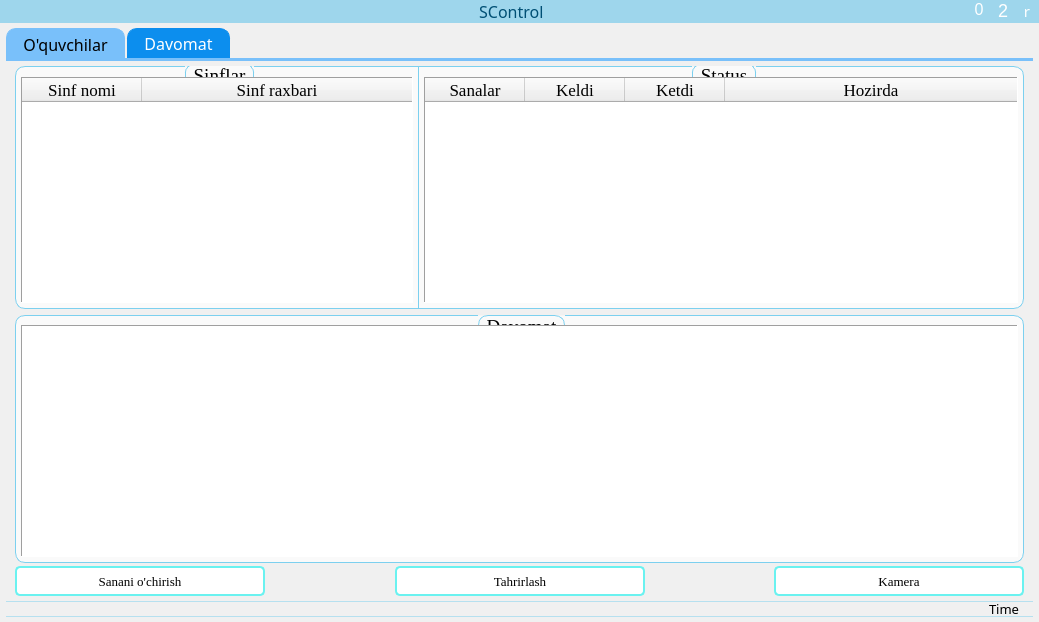
Old version of the form Designs/design_1.ui in the repository MRprgmr/SControl.
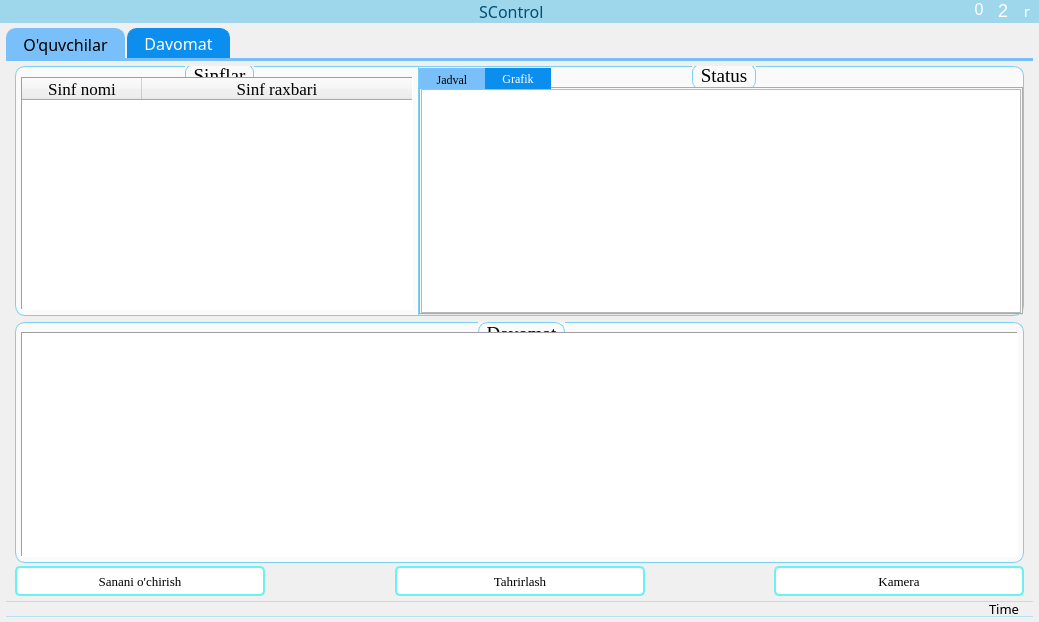
New version of the form. The open tabs and pages were chosen to show the change. Icons and pictures are not drawn.

Diff of the .ui file:
```diff
--- a/Designs/design_1.ui
+++ b/Designs/design_1.ui
@@ -115,7 +115,7 @@
          <bool>false</bool>
         </property>
         <property name="styleSheet">
-         <string notr="true">QTabWidget::pane {
+         <string notr="true">#tabWidget::pane {
 
    border-top: 3px solid #79c0fa;
 	border-radius: 8px;
@@ -158,6 +158,9 @@
     margin-right: 2px;
     padding: 3px 16px 2px 16px;
 }
+QHeaderView::section{
+height: 22px;
+}
 </string>
         </property>
         <property name="locale">
@@ -1831,7 +1834,7 @@
                    <property name="font">
                     <font>
                      <family>Times New Roman</family>
-                     <pointsize>14</pointsize>
+                     <pointsize>13</pointsize>
                     </font>
                    </property>
                    <property name="styleSheet">
@@ -1941,23 +1944,105 @@
                 </property>
                 <layout class="QGridLayout" name="gridLayout_7">
                  <property name="leftMargin">
-                  <number>5</number>
+                  <number>0</number>
                  </property>
                  <property name="topMargin">
-                  <number>10</number>
+                  <number>1</number>
                  </property>
                  <property name="rightMargin">
-                  <number>5</number>
+                  <number>0</number>
                  </property>
                  <property name="bottomMargin">
-                  <number>5</number>
+                  <number>0</number>
+                 </property>
+                 <item row="0" column="0">
+                  <widget class="QTabWidget" name="tabWidget_2">
+                   <property name="font">
+                    <font>
+                     <family>Georgia</family>
+                    </font>
+                   </property>
+                   <property name="styleSheet">
+                    <string notr="true">QTabBar::tab {
+ border: 1px solid #79c0fa;
+border-bottom: none;
+border-radius: 0px;
+border-bottom-left-radius: 0px;
+border-bottom-right-radius: 0px;
+
+}
+
+QTabBar::tab:selected {
+    background: #0c8eee;
+    border: 1px solid #0c8eee;	
+    color: white;
+}
+
+QTabBar::tab:!selected {
+     background: #79c0fa;
+}
+
+QTabBar::tab:!selected:hover {
+   background: #63b7fc;
+	border: #63b7fc;
+color: white;
+}
+
+
+
+
+QTabBar::tab:top, QTabBar::tab:bottom {
+    min-width: 7ex;
+    margin-right: 0px;
+    padding: 3px 16px 2px 16px;
+}</string>
+                   </property>
+                   <property name="tabShape">
+                    <enum>QTabWidget::Rounded</enum>
+                   </property>
+                   <property name="currentIndex">
+                    <number>0</number>
+                   </property>
+                   <property name="iconSize">
+                    <size>
+                     <width>13</width>
+                     <height>13</height>
+                    </size>
+                   </property>
+                   <property name="elideMode">
+                    <enum>Qt::ElideNone</enum>
+                   </property>
+                   <property name="usesScrollButtons">
+                    <bool>true</bool>
+                   </property>
+                   <widget class="QWidget" name="tab_3">
+                    <attribute name="icon">
+                     <iconset>
+                      <normalon>:/Icons/Icons/table_view.png</normalon>
+                     </iconset>
+                    </attribute>
+                    <attribute name="title">
+                     <string>Jadval</string>
+                    </attribute>
+                    <layout class="QGridLayout" name="gridLayout_8">
+                     <property name="leftMargin">
+                      <number>0</number>
+                     </property>
+                     <property name="topMargin">
+                      <number>0</number>
+                     </property>
+                     <property name="rightMargin">
+                      <number>0</number>
+                     </property>
+                     <property name="bottomMargin">
+                      <number>0</number>
                  </property>
                  <item row="0" column="0">
                   <widget class="QTableWidget" name="tableWidget_4">
                    <property name="font">
                     <font>
                      <family>Times New Roman</family>
-                     <pointsize>14</pointsize>
+                         <pointsize>12</pointsize>
                     </font>
                    </property>
                    <property name="styleSheet">
@@ -2054,6 +2139,37 @@
                  </item>
                 </layout>
                </widget>
+                   <widget class="QWidget" name="tab_4">
+                    <attribute name="icon">
+                     <iconset>
+                      <normalon>:/Icons/Icons/pie_chart.png</normalon>
+                     </iconset>
+                    </attribute>
+                    <attribute name="title">
+                     <string>Grafik</string>
+                    </attribute>
+                    <layout class="QGridLayout" name="gridLayout_10">
+                     <property name="leftMargin">
+                      <number>0</number>
+                     </property>
+                     <property name="topMargin">
+                      <number>0</number>
+                     </property>
+                     <property name="rightMargin">
+                      <number>0</number>
+                     </property>
+                     <property name="bottomMargin">
+                      <number>0</number>
+                     </property>
+                     <item row="0" column="0">
+                      <widget class="QGraphicsView" name="graphicsView"/>
+                     </item>
+                    </layout>
+                   </widget>
+                  </widget>
+                 </item>
+                </layout>
+               </widget>
               </item>
              </layout>
             </widget>
@@ -2110,7 +2226,7 @@
                    <property name="font">
                     <font>
                      <family>Times New Roman</family>
-                     <pointsize>13</pointsize>
+                     <pointsize>12</pointsize>
                     </font>
                    </property>
                    <property name="styleSheet">
```
Lines whose indentation alone changed are shown as unchanged.
